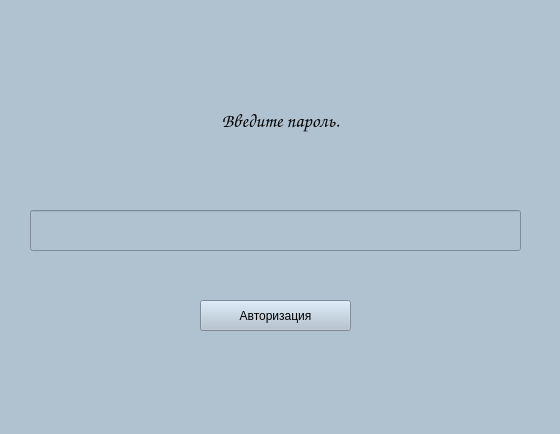
This is forms_ui/authorization.ui in doktorfish0078/SimulationOfLaboratoryWork as Qt 5 draws it before an edit. The edited form follows.
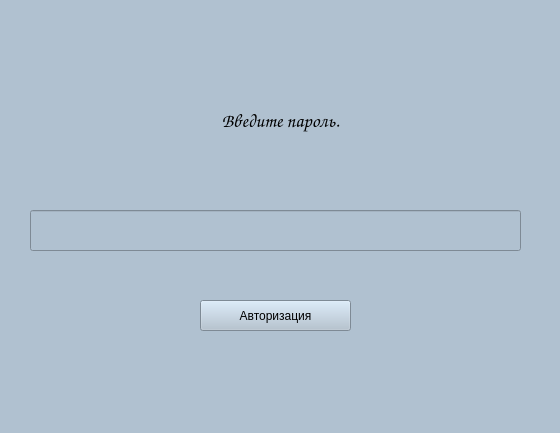
This is the edited form.

The edit to the form file:
```diff
--- a/forms_ui/authorization.ui
+++ b/forms_ui/authorization.ui
@@ -10,7 +10,7 @@
     <x>0</x>
     <y>0</y>
     <width>560</width>
-    <height>434</height>
+    <height>433</height>
    </rect>
   </property>
   <property name="sizePolicy">
```
Left out of the diff: 8 changed lines with no effect on the pictures.
